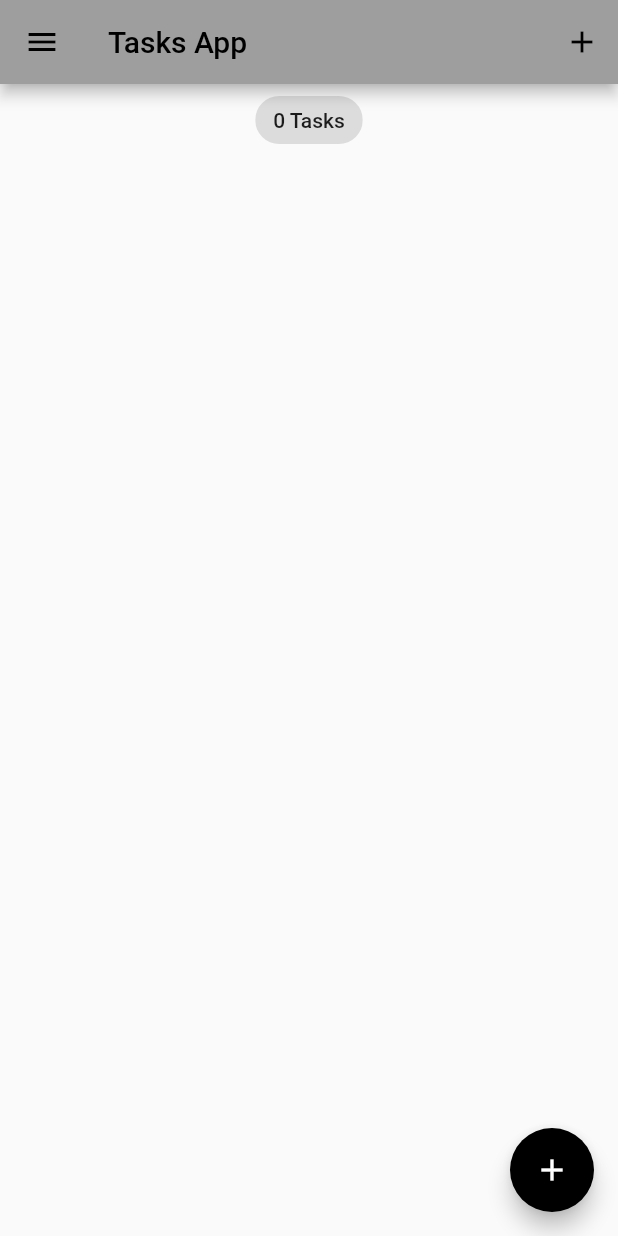
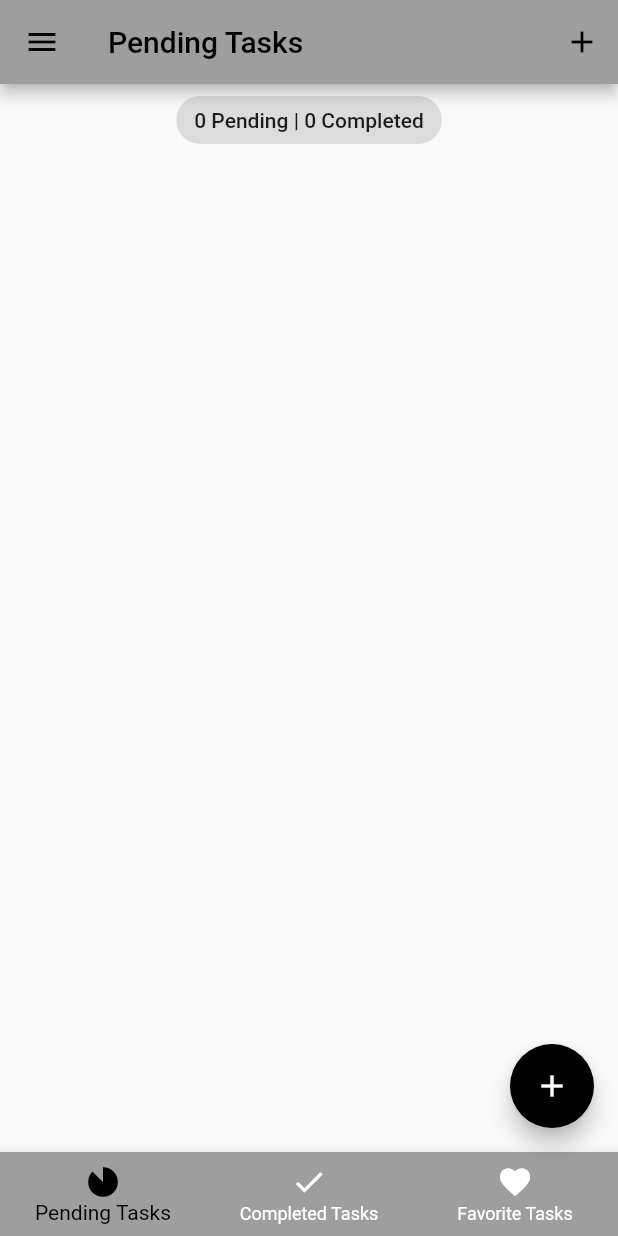
Before and after one commit to voratham/tasks_app, a Flutter app: the screen it shows after launch, on a phone screen of 412 x 824 dp. Run offline on Flutter 3.47's test engine with Material 2 defaults, Android fonts, the phone set to English and light mode, and no system bars; our stand-ins replace bloc, equatable, flutter_bloc, hydrated_bloc.

```diff
--- a/lib/bloc/tasks_bloc/tasks_state.dart
+++ b/lib/bloc/tasks_bloc/tasks_state.dart
@@ -1,28 +1,49 @@
 part of 'tasks_bloc.dart';
 
 class TasksState extends Equatable {
-  final List<Task> allTasks;
+  final List<Task> pendingTasks;
+  final List<Task> completedTasks;
+  final List<Task> favoriteTasks;
   final List<Task> removedTasks;
 
   const TasksState({
-    this.allTasks = const <Task>[],
+    this.pendingTasks = const <Task>[],
+    this.completedTasks = const <Task>[],
+    this.favoriteTasks = const <Task>[],
     this.removedTasks = const <Task>[],
   });
 
   @override
-  List<Object> get props => [allTasks, removedTasks];
+  List<Object> get props => [
+        pendingTasks,
+        completedTasks,
+        favoriteTasks,
+        removedTasks,
+      ];
 
   Map<String, dynamic> toMap() {
     return <String, dynamic>{
-      'allTasks': allTasks.map((x) => x.toMap()).toList(),
-      'removedTasks': allTasks.map((x) => x.toMap()).toList(),
+      'pendingTasks': pendingTasks.map((x) => x.toMap()).toList(),
+      'completedTasks': pendingTasks.map((x) => x.toMap()).toList(),
+      'favoriteTasks': pendingTasks.map((x) => x.toMap()).toList(),
+      'removedTasks': pendingTasks.map((x) => x.toMap()).toList(),
     };
   }
 
   factory TasksState.fromMap(Map<String, dynamic> map) {
     return TasksState(
-      allTasks: List<Task>.from(
-        (map['allTasks'])?.map<Task>(
+      pendingTasks: List<Task>.from(
+        (map['pendingTasks'])?.map<Task>(
+          (x) => Task.fromMap(x),
+        ),
+      ),
+      completedTasks: List<Task>.from(
+        (map['completedTasks'])?.map<Task>(
+          (x) => Task.fromMap(x),
+        ),
+      ),
+      favoriteTasks: List<Task>.from(
+        (map['favoriteTasks'])?.map<Task>(
           (x) => Task.fromMap(x),
         ),
       ),
--- a/lib/main.dart
+++ b/lib/main.dart
@@ -1,11 +1,10 @@
 import 'package:flutter/material.dart';
-import 'package:flutter_tasks_app/services/app_theme.dart';
-
 import 'package:path_provider/path_provider.dart';
 
 import 'bloc/bloc_exports.dart';
-import 'screens/tasks_screen.dart';
+import 'screens/tabs_screen.dart';
 import 'services/app_router.dart';
+import 'services/app_theme.dart';
 
 void main() async {
   WidgetsFlutterBinding.ensureInitialized();
@@ -44,7 +43,7 @@ class MyApp extends StatelessWidget {
             theme: state.switchValue
                 ? AppThemes.appThemeData[AppTheme.darkTheme]
                 : AppThemes.appThemeData[AppTheme.lightTheme],
-            home: const TasksScreen(),
+            home: TabsScreen(),
             onGenerateRoute: appRouter.onGenerateRoute,
           );
         },
--- /dev/null
+++ b/lib/screens/completed_tasks_screen.dart
@@ -0,0 +1,38 @@
+import 'package:flutter/material.dart';
+
+import '../bloc/bloc_exports.dart';
+import '../models/task.dart';
+import '../widgets/tasks_list.dart';
+
+class CompletedTasksScreen extends StatefulWidget {
+  const CompletedTasksScreen({Key? key}) : super(key: key);
+
+  static const id = "tasks_screen";
+
+  @override
+  State<CompletedTasksScreen> createState() => _CompletedTasksScreenState();
+}
+
+class _CompletedTasksScreenState extends State<CompletedTasksScreen> {
+  @override
+  Widget build(BuildContext context) {
+    return BlocBuilder<TasksBloc, TasksState>(
+      builder: (context, state) {
+        List<Task> tasks = state.completedTasks;
+        return Column(
+          crossAxisAlignment: CrossAxisAlignment.center,
+          children: [
+            Center(
+              child: Chip(
+                label: Text(
+                  '${tasks.length} Tasks',
+                ),
+              ),
+            ),
+            TasksList(tasks: tasks)
+          ],
+        );
+      },
+    );
+  }
+}
--- /dev/null
+++ b/lib/screens/pending_tasks_screen.dart
@@ -0,0 +1,38 @@
+import 'package:flutter/material.dart';
+
+import '../bloc/bloc_exports.dart';
+import '../models/task.dart';
+import '../widgets/tasks_list.dart';
+
+class PendingTasksScreen extends StatefulWidget {
+  const PendingTasksScreen({Key? key}) : super(key: key);
+
+  static const id = "tasks_screen";
+
+  @override
+  State<PendingTasksScreen> createState() => _PendingTasksScreenState();
+}
+
+class _PendingTasksScreenState extends State<PendingTasksScreen> {
+  @override
+  Widget build(BuildContext context) {
+    return BlocBuilder<TasksBloc, TasksState>(
+      builder: (context, state) {
+        List<Task> tasks = state.pendingTasks;
+        return Column(
+          crossAxisAlignment: CrossAxisAlignment.center,
+          children: [
+            Center(
+              child: Chip(
+                label: Text(
+                  '${tasks.length} Pending | ${state.completedTasks.length} Completed',
+                ),
+              ),
+            ),
+            TasksList(tasks: tasks)
+          ],
+        );
+      },
+    );
+  }
+}
--- /dev/null
+++ b/lib/screens/tabs_screen.dart
@@ -0,0 +1,83 @@
+import 'package:flutter/material.dart';
+
+import 'add_task_screen.dart';
+import 'completed_tasks_screen.dart';
+import 'favorite_tasks_screen.dart';
+import 'my_drawer.dart';
+import 'pending_tasks_screen.dart';
+
+class TabsScreen extends StatefulWidget {
+  TabsScreen({Key? key}) : super(key: key);
+  static const id = "tabs_screen";
+
+  @override
+  State<TabsScreen> createState() => _TabsScreenState();
+}
+
+class _TabsScreenState extends State<TabsScreen> {
+  final List<Map<String, dynamic>> _pageDetails = [
+    {'pageName': const PendingTasksScreen(), "title": "Pending Tasks"},
+    {'pageName': const CompletedTasksScreen(), "title": "Completed Tasks"},
+    {'pageName': const FavoriteTasksScreen(), "title": "Favorite Tasks"},
+  ];
+
+  var _selectedPageIndex = 0;
+
+  void _addTask(BuildContext context) {
+    showModalBottomSheet(
+        context: context,
+        builder: ((context) {
+          return SingleChildScrollView(
+            child: Container(
+              padding: EdgeInsets.only(
+                  bottom: MediaQuery.of(context).viewInsets.bottom),
+              child: const AddTaskScreen(),
+            ),
+          );
+        }));
+  }
+
+  @override
+  Widget build(BuildContext context) {
+    return Scaffold(
+      appBar: AppBar(
+        title: Text(_pageDetails[_selectedPageIndex]['title']),
+        actions: [
+          IconButton(
+            onPressed: () {
+              _addTask(context);
+            },
+            icon: const Icon(Icons.add),
+          )
+        ],
+      ),
+      drawer: const MyDrawer(),
+      body: _pageDetails[_selectedPageIndex]['pageName'],
+      floatingActionButton: _selectedPageIndex == 0
+          ? FloatingActionButton(
+              child: const Icon(Icons.add),
+              onPressed: () {
+                _addTask(context);
+              },
+            )
+          : null,
+      bottomNavigationBar: BottomNavigationBar(
+        currentIndex: _selectedPageIndex,
+        onTap: (index) {
+          setState(() {
+            _selectedPageIndex = index;
+          });
+        },
+        items: const [
+          BottomNavigationBarItem(
+              icon: Icon(Icons.incomplete_circle_sharp),
+              label: 'Pending Tasks'),
+          BottomNavigationBarItem(
+              icon: Icon(Icons.done), label: 'Completed Tasks'),
+          BottomNavigationBarItem(
+              icon: Icon(Icons.favorite), label: 'Favorite Tasks'),
+        ],
+      ),
+    );
+  }
+}
--- a/lib/screens/tasks_screen.dart
+++ /dev/null
@@ -1,75 +0,0 @@
-import 'package:flutter/material.dart';
-import 'package:flutter_tasks_app/screens/my_drawer.dart';
-
-import '../bloc/bloc_exports.dart';
-import '../models/task.dart';
-import '../widgets/tasks_list.dart';
-import 'add_task_screen.dart';
-
-class TasksScreen extends StatefulWidget {
-  const TasksScreen({Key? key}) : super(key: key);
-
-  static const id = "tasks_screen";
-
-  @override
-  State<TasksScreen> createState() => _TasksScreenState();
-}
-
-class _TasksScreenState extends State<TasksScreen> {
-  void _addTask(BuildContext context) {
-    showModalBottomSheet(
-        context: context,
-        builder: ((context) {
-          return SingleChildScrollView(
-            child: Container(
-              padding: EdgeInsets.only(
-                  bottom: MediaQuery.of(context).viewInsets.bottom),
-              child: const AddTaskScreen(),
-            ),
-          );
-        }));
-  }
-
-  @override
-  Widget build(BuildContext context) {
-    return BlocBuilder<TasksBloc, TasksState>(
-      builder: (context, state) {
-        List<Task> tasks = state.allTasks;
-        return Scaffold(
-          appBar: AppBar(
-            title: const Text('Tasks App'),
-            actions: [
-              IconButton(
-                onPressed: () {
-                  _addTask(context);
-                },
-                icon: const Icon(Icons.add),
-              )
-            ],
-          ),
-          drawer: const MyDrawer(),
-          body: Column(
-            crossAxisAlignment: CrossAxisAlignment.center,
-            children: [
-              Center(
-                child: Chip(
-                  label: Text(
-                    '${state.allTasks.length} Tasks',
-                  ),
-                ),
-              ),
-              TasksList(tasks: tasks)
-            ],
-          ),
-          floatingActionButton: FloatingActionButton(
-            onPressed: () {
-              _addTask(context);
-            },
-            tooltip: 'Add Task',
-            child: const Icon(Icons.add),
-          ),
-        );
-      },
-    );
-  }
-}
```
Also changed, not shown: lib/bloc/tasks_bloc/tasks_bloc.dart (+28 -8 lines), lib/screens/favorite_tasks_screen.dart (added, +38 -0 lines), lib/screens/my_drawer.dart (+5 -8 lines), lib/services/app_router.dart (+5 -4 lines).
